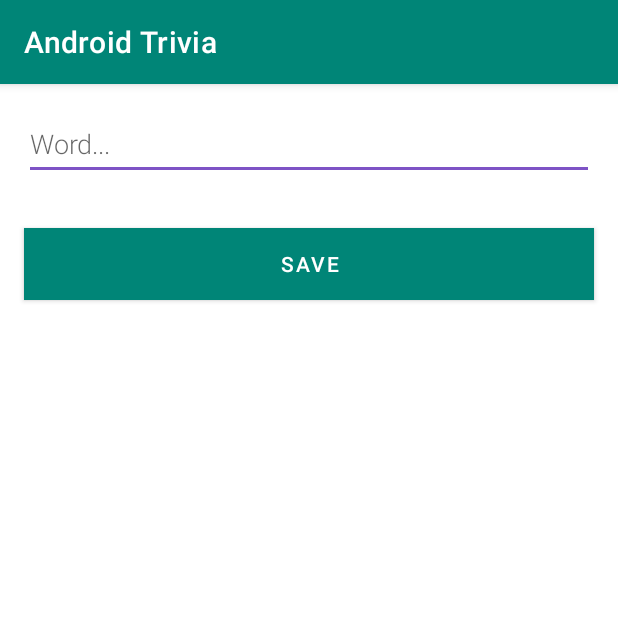
After one commit to chattika-srisook/UpdateMyFirstApp-master, an Android app: the NewWordActivity screen opened directly, with no data from a screen before it, on a phone screen of 412 x 824 dp, the top half of it. The commit adds this screen. Run offline under Robolectric (Android 15) with nearby library versions, the phone set to English and light mode, and no system bars.

Commit message:
Add NewWordActivity

```diff
--- /dev/null
+++ b/app/src/main/java/com/example/android/navigation/NewWordActivity.kt
@@ -0,0 +1,37 @@
+package com.example.android.navigation
+
+import android.app.Activity
+import android.content.Intent
+import androidx.appcompat.app.AppCompatActivity
+import android.os.Bundle
+import android.text.TextUtils
+import android.widget.Button
+import android.widget.EditText
+
+class NewWordActivity : AppCompatActivity() {
+
+    private lateinit var editWordView: EditText
+
+    public override fun onCreate(savedInstanceState: Bundle?) {
+        super.onCreate(savedInstanceState)
+        setContentView(R.layout.activity_new_word)
+        editWordView = findViewById(R.id.edit_word)
+
+        val button = findViewById<Button>(R.id.button_save)
+        button.setOnClickListener {
+            val replyIntent = Intent()
+            if (TextUtils.isEmpty(editWordView.text)) {
+                setResult(Activity.RESULT_CANCELED, replyIntent)
+            } else {
+                val word = editWordView.text.toString()
+                replyIntent.putExtra(EXTRA_REPLY, word)
+                setResult(Activity.RESULT_OK, replyIntent)
+            }
+            finish()
+        }
+    }
+
+    companion object {
+        const val EXTRA_REPLY = "com.example.android.wordlistsql.REPLY"
+    }
+}
--- /dev/null
+++ b/app/src/main/res/layout/activity_new_word.xml
@@ -0,0 +1,27 @@
+<?xml version="1.0" encoding="utf-8"?>
+<LinearLayout xmlns:android="http://schemas.android.com/apk/res/android"
+    android:orientation="vertical"
+    android:layout_width="match_parent"
+    android:layout_height="match_parent">
+
+    <EditText
+        android:id="@+id/edit_word"
+        android:layout_width="match_parent"
+        android:layout_height="wrap_content"
+        android:minHeight="@dimen/min_height"
+        android:fontFamily="sans-serif-light"
+        android:hint="@string/hint_word"
+        android:inputType="textAutoComplete"
+        android:layout_margin="@dimen/big_padding"
+        android:textSize="18sp" />
+
+    <Button
+        android:id="@+id/button_save"
+        android:layout_width="match_parent"
+        android:layout_height="wrap_content"
+        android:background="@color/colorPrimary"
+        android:text="@string/button_save"
+        android:layout_margin="@dimen/big_padding"
+        android:textColor="@color/buttonLabel" />
+
+</LinearLayout>
--- a/app/src/main/res/values/colors.xml
+++ b/app/src/main/res/values/colors.xml
@@ -22,4 +22,5 @@
     <color name="youWinDark">#35A571</color>
     <color name="youWinBackground">#B7F8C9</color>
     <color name="gameOverBackground">#f8bbd0</color>
+    <color name="buttonLabel">#FFFFFF</color>
 </resources>
--- a/app/src/main/res/values/dimens.xml
+++ b/app/src/main/res/values/dimens.xml
@@ -28,5 +28,6 @@
     <dimen name="image_header_height">192dp</dimen>
     <dimen name="game_over_height">350dp</dimen>
     <dimen name="big_padding">16dp</dimen>
+    <dimen name="min_height">48dp</dimen>
 
 </resources>
--- a/app/src/main/res/values/strings.xml
+++ b/app/src/main/res/values/strings.xml
@@ -52,4 +52,7 @@
     <string name="hello_blank_fragment">Hello blank fragment</string>
 
     <string name="add_word">Add word</string>
+    <string name="hint_word">Word...</string>
+    <string name="button_save">Save</string>
+    <string name="empty_not_saved">Word not saved because it is empty.</string>
 </resources>
```
Also changed, not shown: app/src/main/AndroidManifest.xml (+2 -16 lines).
